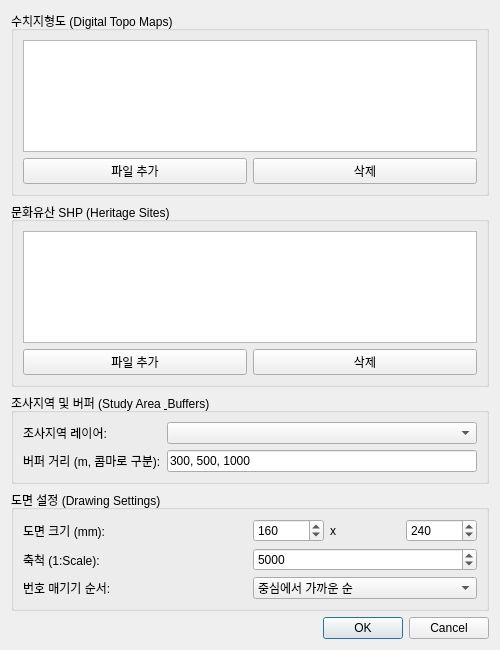
Above: arch_distribution_dialog_base.ui from lzpxilfe/ArchDistribution before the change. Below: the same form after it.
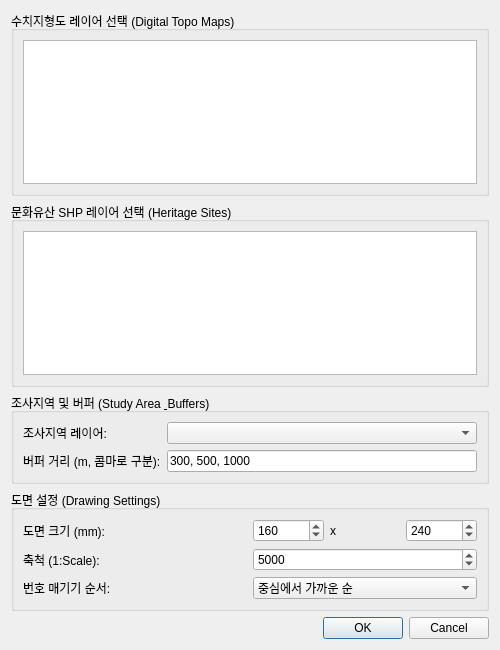
That is the form after the change.

Commit message: Implement QGIS layer selection, topo merging, and 0.05mm black styling

```diff
--- a/arch_distribution_dialog_base.ui
+++ b/arch_distribution_dialog_base.ui
@@ -17,29 +17,15 @@
    <item>
     <widget class="QGroupBox" name="groupBox">
      <property name="title">
-      <string>수치지형도 (Digital Topo Maps)</string>
+      <string>수치지형도 레이어 선택 (Digital Topo Maps)</string>
      </property>
      <layout class="QVBoxLayout" name="verticalLayout_2">
       <item>
-       <widget class="QListWidget" name="listTopoMaps"/>
-      </item>
-      <item>
-       <layout class="QHBoxLayout" name="horizontalLayout">
-        <item>
-         <widget class="QPushButton" name="btnAddTopo">
-          <property name="text">
-           <string>파일 추가</string>
-          </property>
-         </widget>
-        </item>
-        <item>
-         <widget class="QPushButton" name="btnRemoveTopo">
-          <property name="text">
-           <string>삭제</string>
-          </property>
-         </widget>
-        </item>
-       </layout>
+       <widget class="QListWidget" name="listTopoLayers">
+        <property name="selectionMode">
+         <enum>QAbstractItemView::NoSelection</enum>
+        </property>
+       </widget>
       </item>
      </layout>
     </widget>
@@ -47,29 +33,15 @@
    <item>
     <widget class="QGroupBox" name="groupBox_2">
      <property name="title">
-      <string>문화유산 SHP (Heritage Sites)</string>
+      <string>문화유산 SHP 레이어 선택 (Heritage Sites)</string>
      </property>
      <layout class="QVBoxLayout" name="verticalLayout_3">
       <item>
-       <widget class="QListWidget" name="listHeritageMaps"/>
-      </item>
-      <item>
-       <layout class="QHBoxLayout" name="horizontalLayout_2">
-        <item>
-         <widget class="QPushButton" name="btnAddHeritage">
-          <property name="text">
-           <string>파일 추가</string>
-          </property>
-         </widget>
-        </item>
-        <item>
-         <widget class="QPushButton" name="btnRemoveHeritage">
-          <property name="text">
-           <string>삭제</string>
-          </property>
-         </widget>
-        </item>
-       </layout>
+       <widget class="QListWidget" name="listHeritageLayers">
+        <property name="selectionMode">
+         <enum>QAbstractItemView::NoSelection</enum>
+        </property>
+       </widget>
       </item>
      </layout>
     </widget>
```
The commit also changes 2 other files.
